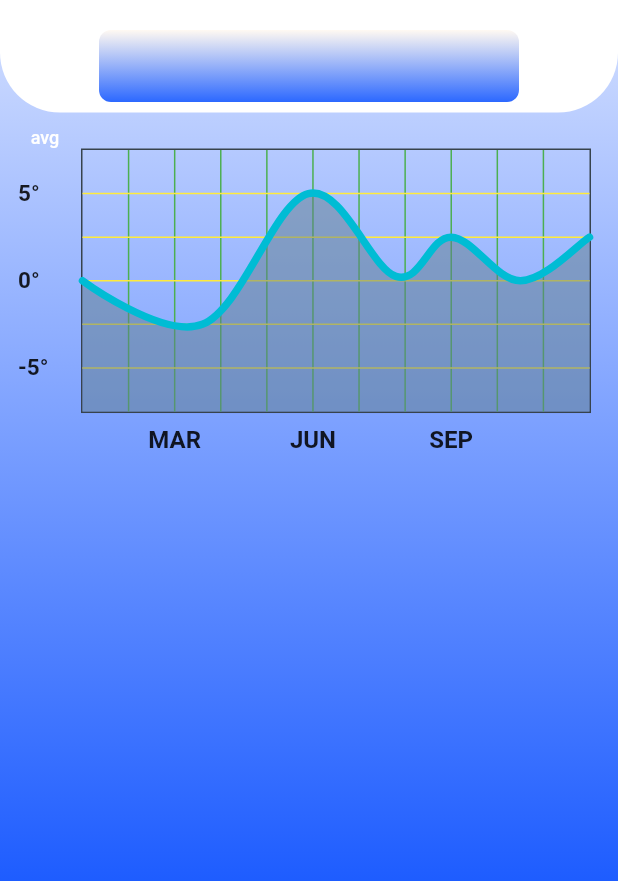
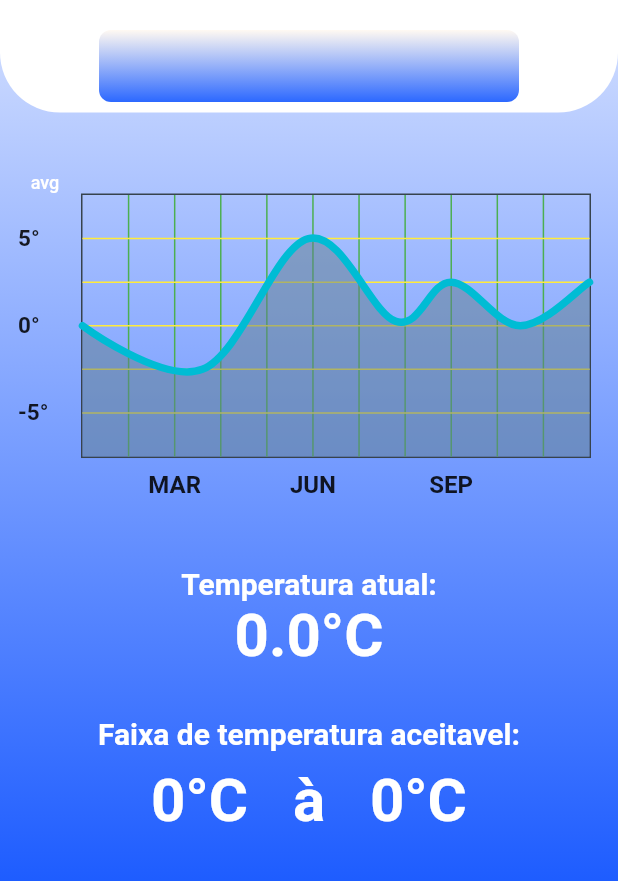
Before and after one commit to LeticiaCalixto/tcc-app, a Flutter app: the SensorDetailsPage screen opened directly with empty values, on a phone screen of 412 x 824 dp, the part 210-1091 px from its top. Run offline on Flutter 3.47's test engine with Material 2 defaults, Android fonts, the light colour scheme and no system bars; drawn by our look-alikes of fl_chart; our stand-ins replace cloud_firestore, firebase_auth, firebase_core, firebase_database, flutter_spinkit, gap and 1 more; accounts and stored records are empty.

Commit message:
new request method

```diff
--- a/lib/main.dart
+++ b/lib/main.dart
@@ -10,6 +10,7 @@ void main() async {
   await Firebase.initializeApp(
     options: DefaultFirebaseOptions.currentPlatform,
   );
+
   // Verify if user is logged in
   final firebaseAuth = FirebaseAuth.instance;
   final user = firebaseAuth.currentUser;
--- a/lib/models/sensor.dart
+++ b/lib/models/sensor.dart
@@ -1,6 +1,6 @@
 class SensorEntity {
   final String? name;
-  final int? temperature;
+  final double? temperature;
   final int? tempMax;
   final int? tempMin;
   final String? description;
@@ -29,7 +29,7 @@ class SensorEntity {
   factory SensorEntity.fromMap(Map<String, dynamic> map) {
     return SensorEntity(
       name: map['name'],
-      temperature: map['temperature'] as int?,
+      temperature: map['temperature'] as double?,
       tempMax: map['tempMax'] as int?,
       tempMin: map['tempMin'] as int?,
       description: map['description'],
--- a/lib/view/pages/home/sensor_details_page.dart
+++ b/lib/view/pages/home/sensor_details_page.dart
@@ -1,9 +1,7 @@
 import 'package:flutter/material.dart';
 import 'package:gap/gap.dart';
 import 'package:tcc_app/models/sensor.dart';
-import 'package:tcc_app/view/pages/home/home_page.dart';
-
-import '../../components/line_chart.dart';
+import 'package:tcc_app/view/components/line_chart.dart';
 
 class SensorDetailsPage extends StatefulWidget {
   const SensorDetailsPage({
@@ -20,6 +18,9 @@ class SensorDetailsPage extends StatefulWidget {
 class _SensorDetailsPageState extends State<SensorDetailsPage> {
   @override
   Widget build(BuildContext context) {
+    print('tempMin: ${widget.sensor.temperature}');
+    print('tempMax: ${widget.sensor.tempMax}');
+
     return Scaffold(
       body: DecoratedBox(
         decoration: const BoxDecoration(
@@ -103,7 +104,49 @@ class _SensorDetailsPageState extends State<SensorDetailsPage> {
                 ],
               ),
             ),
-            LineChartComponent(),
+            const Gap(30),
+            const LineChartComponent(),
+            const Gap(30),
+            const Text(
+              'Temperatura atual:',
+              style: TextStyle(
+                color: Colors.white,
+                fontSize: 20,
+                fontWeight: FontWeight.bold,
+              ),
+            ),
+            Center(
+              child: Text(
+                '${widget.sensor.temperature.toString()}°C',
+                style: const TextStyle(
+                  color: Colors.white,
+                  fontSize: 40,
+                  fontWeight: FontWeight.bold,
+                ),
+              ),
+            ),
+            const Gap(30),
+            const Text(
+              'Faixa de temperatura aceitavel:',
+              style: TextStyle(
+                color: Colors.white,
+                fontSize: 20,
+                fontWeight: FontWeight.bold,
+              ),
+            ),
+            const Gap(10),
+            Center(
+              child: Text(
+                '${widget.sensor.tempMin != null ? widget.sensor.tempMin.toString() + '°C' : '!'}'
+                '   à   '
+                '${widget.sensor.tempMax != null ? widget.sensor.tempMax.toString() + '°C' : '!'}',
+                style: const TextStyle(
+                  color: Colors.white,
+                  fontSize: 40,
+                  fontWeight: FontWeight.bold,
+                ),
+              ),
+            ),
           ],
         ),
       ),
--- a/pubspec.yaml
+++ b/pubspec.yaml
@@ -15,11 +15,12 @@ dependencies:
   gradient_borders: ^1.0.0
   http: ^0.13.3
   flutter_spinkit: ^5.2.0
-  firebase_core: ^2.21.0
+  firebase_core: ^2.22.0
   cloud_firestore: ^4.12.2
   gap: ^3.0.1
   firebase_auth: ^4.13.0
   fl_chart: ^0.64.0
+  firebase_database: ^10.3.4
 
 dev_dependencies:
   flutter_test:
```
Also changed, not shown: lib/models/temperature.dart (added, +97 -0 lines), lib/service/list_sensor.dart (+21 -11 lines), lib/view/components/sensor_card.dart (+12 -11 lines), lib/view/pages/home/home_page.dart (+38 -36 lines), firebase.json (added), lib/firebase_options.dart, pubspec.lock, 5 other files.
